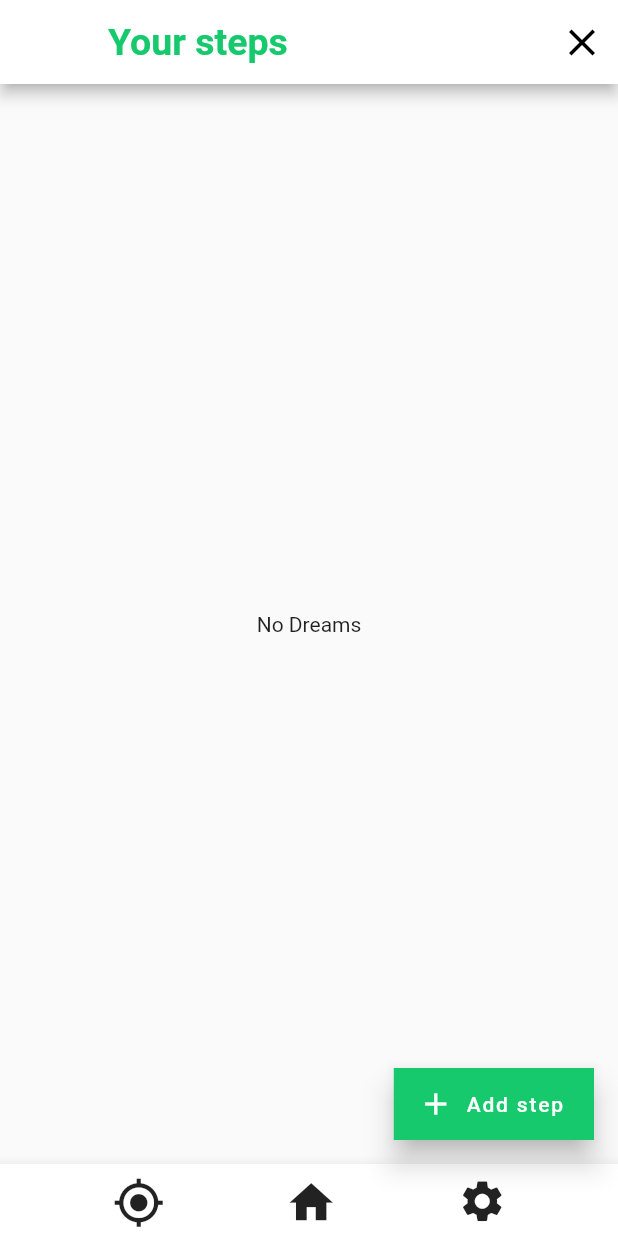
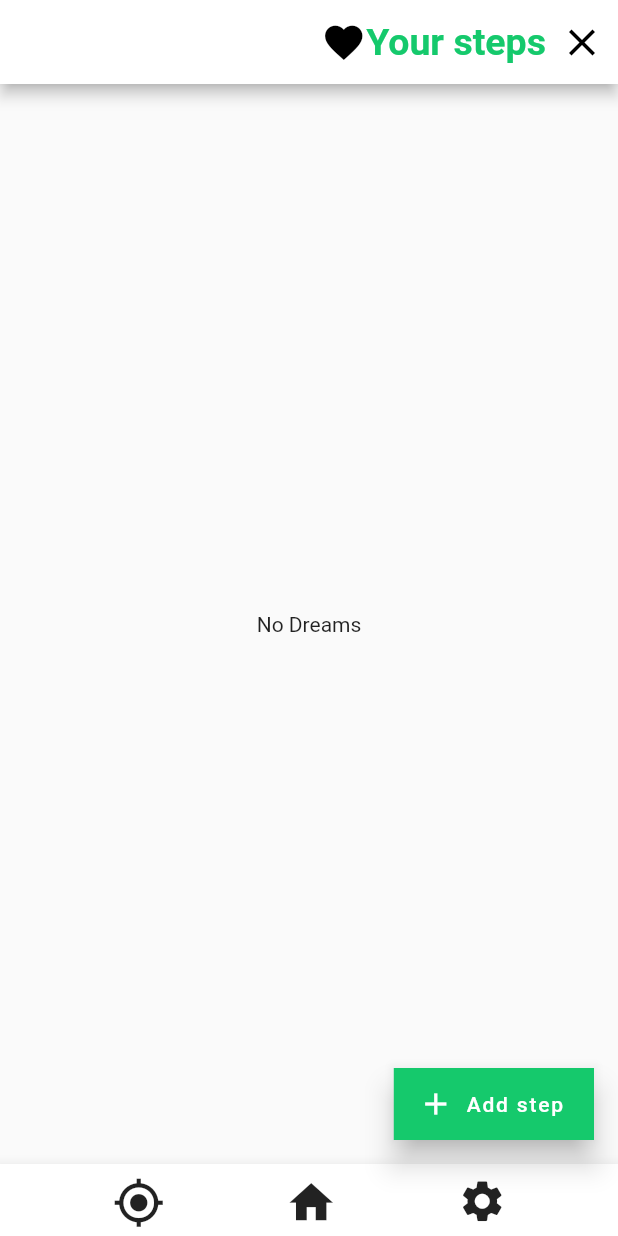
Before and after one commit to studyinghub/vision_check_test, a Flutter app: the Steps screen opened directly, on a phone screen of 412 x 824 dp. Run offline on Flutter 3.47's test engine with Material 2 defaults, Android fonts, the phone set to English and light mode, and no system bars.

Commit message:
have to fix the alignment of icons on steps page

```diff
--- a/lib/step_builder.dart
+++ b/lib/step_builder.dart
@@ -1,8 +1,8 @@
 import 'package:flutter/material.dart';
 import 'dart:collection';
 import 'components/BottomHomeBar.dart';
-import 'the_actual_steps_screen.dart';
 import 'components/date_picker.dart';
+import 'components/category_icons.dart';
 
 String backgroundText = "No Dreams";
 
@@ -22,6 +22,21 @@ class _StepsState extends State<Steps> {
     return Scaffold(
       appBar: AppBar(
         actions: <Widget>[
+          Row(
+            children: <Widget>[
+              Icon(
+                usersIconData,
+                color: Colors.black,
+                size: 30,
+              ),
+              Text(
+                "Your steps",
+                style: TextStyle(
+                  fontWeight: FontWeight.bold,
+                  fontSize: 25,
+                  color: Color(0xFF15C96C),
+                ),
+              ),
               IconButton(
                 icon: new Icon(
                   Icons.close,
@@ -33,14 +48,16 @@ class _StepsState extends State<Steps> {
                 },
               ),
             ],
-        title: Text(
-          "Your steps",
-          style: TextStyle(
-            fontWeight: FontWeight.bold,
-            fontSize: 25,
-            color: Color(0xFF15C96C),
           ),
-        ),
+        ],
+//        title: Text(
+//          "Your steps",
+//          style: TextStyle(
+//            fontWeight: FontWeight.bold,
+//            fontSize: 25,
+//            color: Color(0xFF15C96C),
+//          ),
+//        ),
         backgroundColor: Colors.white,
       ),
       body: Center(
```
Lines whose indentation alone changed are shown as unchanged.
